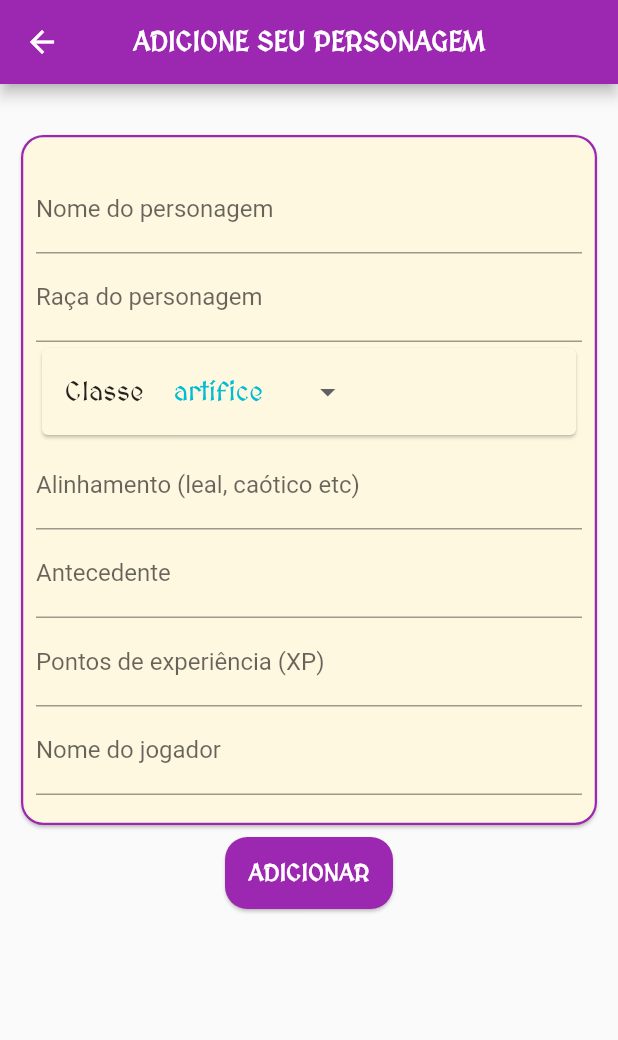
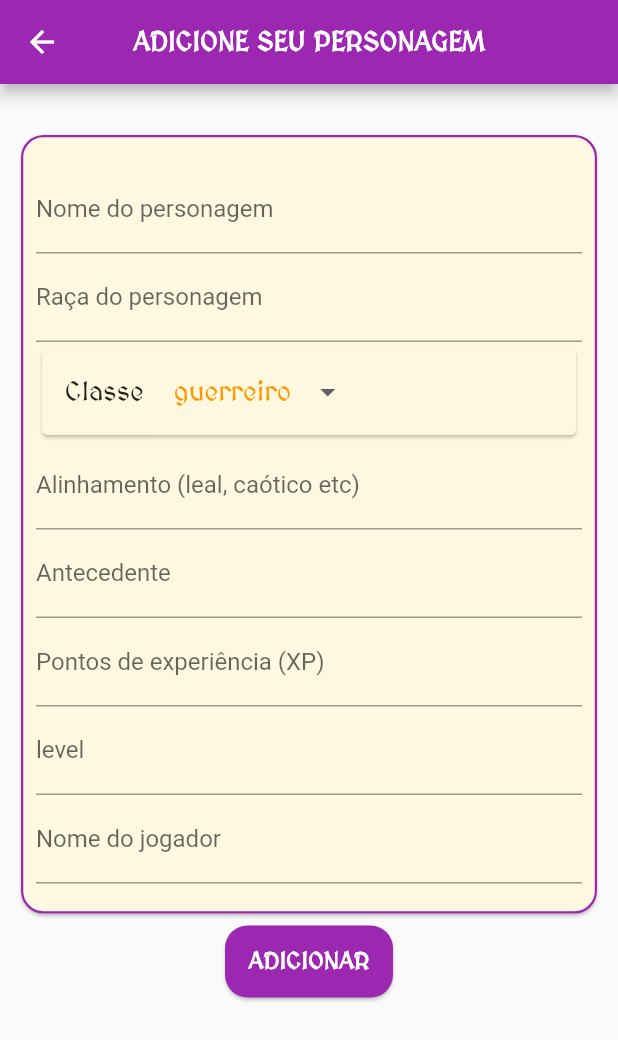
Before and after one commit to PauloRob8/book_of_argus_app, a Flutter app: the AddCharPage screen opened by its route, on a phone screen of 412 x 824 dp. Shown: the top 1040 px of the screen. Run offline on Flutter 3.47's test engine with Material 2 defaults, Android fonts, the phone set to English and light mode, and no system bars; our stand-ins replace bloc, cloud_firestore, equatable, firebase_auth, firebase_core, flutter_bloc and 3 more; accounts and stored records are empty; Roboto replaces fonts that are missing (NanumGothicCoding).

```diff
--- a/lib/cubits/characters/add_characters/add_characters_state.dart
+++ b/lib/cubits/characters/add_characters/add_characters_state.dart
@@ -6,6 +6,7 @@ enum AddCharactersError {
   emptyAligment,
   emptyBackground,
   emptyXP,
+  emptyLvl,
   emptyPlayerName,
 }
 
--- a/lib/cubits/characters/characters_cubit.dart
+++ b/lib/cubits/characters/characters_cubit.dart
@@ -16,9 +16,11 @@ class CharactersCubit extends Cubit<CharactersState> {
 
     final charsModel = charsData.docs
         .map(
-          (data) => PlayerData.fromMap(data.data()['player_data']),
+          (data) => PlayerData.fromFirebaseCollection(data),
         )
         .toList();
+
+    charsModel.sort(((a, b) => a.name.compareTo(b.name)));
 
     emit(CharactersState.fecthed(chars: charsModel));
   }
--- /dev/null
+++ b/lib/cubits/status/player_status.dart
@@ -0,0 +1,2 @@
+export 'player_status_cubit.dart';
+export 'player_status_state.dart';
--- a/lib/main.dart
+++ b/lib/main.dart
@@ -1,6 +1,6 @@
 import 'package:book_of_argus/cubits/login/login.dart';
 import 'package:book_of_argus/firebase_options.dart';
-import 'package:book_of_argus/pages/main_page.dart';
+import 'package:book_of_argus/pages/login/login_page.dart';
 import 'package:book_of_argus/routes/routes.dart';
 import 'package:book_of_argus/services/auth_service.dart';
 import 'package:firebase_core/firebase_core.dart';
@@ -45,7 +45,7 @@ class MyApp extends StatelessWidget {
             user != null ? Routes.charactersPageRoute : Routes.loginRoute,
         routes: Routes.allMapped,
         debugShowCheckedModeBanner: false,
-        home: const MainPage(),
+        home: const LoginPage(),
       ),
     );
   }
--- a/lib/models/player_data.dart
+++ b/lib/models/player_data.dart
@@ -1,42 +1,84 @@
+import 'package:cloud_firestore/cloud_firestore.dart';
+
 class PlayerData {
+  final String id;
   final String name;
   final String race;
   final String charClass;
   final String aligment;
   final String background;
-  final double xp;
+  final int xp;
+  final int lvl;
   final String playerName;
 
   PlayerData({
+    required this.id,
     required this.name,
     required this.race,
     required this.charClass,
     required this.aligment,
     required this.background,
     required this.xp,
+    required this.lvl,
     required this.playerName,
   });
 
-  static PlayerData fromMap(Map<String, dynamic> data) {
+  static get artificer => 'artífice';
+  static get barbarian => 'bárbaro';
+  static get bard => 'bardo';
+  static get warlock => 'bruxo';
+  static get cleric => 'clérigo';
+  static get druid => 'druida';
+  static get sorcerer => 'feiticeiro';
+  static get warrior => 'guerreiro';
+  static get rogue => 'ladino';
+  static get mage => 'mago';
+  static get monk => 'monge';
+  static get ranger => 'patrulheiro';
+  static get paladin => 'paladino';
+
+  static PlayerData fromFirebaseCollection(
+    QueryDocumentSnapshot<Map<String, dynamic>> data,
+  ) {
+    final playerData = data.data()['player_data'];
     return PlayerData(
+      id: data.id,
+      name: playerData['name'],
+      race: playerData['race'],
+      charClass: playerData['class'],
+      aligment: playerData['aligment'],
+      background: playerData['background'],
+      lvl: playerData['lvl'],
+      xp: playerData['xp'],
+      playerName: playerData['playerName'],
+    );
+  }
+
+  static PlayerData fromMap(
+    Map<String, dynamic> data,
+  ) =>
+      PlayerData(
+        id: data['id'],
         name: data['name'],
         race: data['race'],
         charClass: data['class'],
         aligment: data['aligment'],
         background: data['background'],
+        lvl: data['lvl'],
         xp: data['xp'],
         playerName: data['playerName'],
       );
-  }
 
   Map<String, dynamic> toMap() {
     return {
+      'id': id,
       'name': name,
       'race': race,
       'class': charClass,
       'aligment': aligment,
       'background': background,
       'xp': xp,
+      'lvl': lvl,
       'playerName': playerName,
     };
   }
--- a/lib/pages/characters/add_character_page.dart
+++ b/lib/pages/characters/add_character_page.dart
@@ -1,5 +1,6 @@
 import 'package:book_of_argus/cubits/characters/add_characters/add_characters_state.dart';
 import 'package:book_of_argus/cubits/characters/add_characters/add_charactes_cubit.dart';
+import 'package:book_of_argus/models/player_data.dart';
 import 'package:book_of_argus/widgets/button_medium.dart';
 import 'package:flutter/material.dart';
 import 'package:flutter_bloc/flutter_bloc.dart';
@@ -23,6 +24,7 @@ class _AddCharPageState extends State<AddCharPage> {
   late final TextEditingController _backgroundController;
   late final TextEditingController _playerNameController;
   late final TextEditingController _xpController;
+  late final TextEditingController _lvlController;
 
   late final FocusNode _nameFocusNode;
   late final FocusNode _raceFocusNode;
@@ -30,15 +32,17 @@ class _AddCharPageState extends State<AddCharPage> {
   late final FocusNode _backgroundFocusNode;
   late final FocusNode _playerNameFocusNode;
   late final FocusNode _xpFocusNode;
+  late final FocusNode _lvlFocusNode;
 
   String? _nameErrorText;
   String? _raceErrorText;
   String? _aligmentErrorText;
   String? _backgroundErrorText;
   String? _xpErrorText;
+  String? _lvlErrorText;
   String? _playerNameErrorText;
 
-  String _selectedClass = 'artífice';
+  String _selectedClass = PlayerData.warrior;
   final _defaultFieldErrorText = 'O campo ta vazio doidão!';
 
   AddCharactersCubit get cubit => context.read<AddCharactersCubit>();
@@ -53,6 +57,7 @@ class _AddCharPageState extends State<AddCharPage> {
     _backgroundController = TextEditingController();
     _playerNameController = TextEditingController();
     _xpController = TextEditingController();
+    _lvlController = TextEditingController();
 
     _nameFocusNode = FocusNode();
     _raceFocusNode = FocusNode();
@@ -60,6 +65,7 @@ class _AddCharPageState extends State<AddCharPage> {
     _backgroundFocusNode = FocusNode();
     _playerNameFocusNode = FocusNode();
     _xpFocusNode = FocusNode();
+    _lvlFocusNode = FocusNode();
   }
 
   @override
@@ -112,6 +118,11 @@ class _AddCharPageState extends State<AddCharPage> {
     } else {
       _xpErrorText = null;
     }
+    if (state.errorsType.contains(AddCharactersError.emptyLvl)) {
+      _lvlErrorText = _defaultFieldErrorText;
+    } else {
+      _lvlErrorText = null;
+    }
     if (state.errorsType.contains(AddCharactersError.emptyPlayerName)) {
       _playerNameErrorText = _defaultFieldErrorText;
     } else {
@@ -143,6 +154,7 @@ class _AddCharPageState extends State<AddCharPage> {
                   aligment: _aligmentController.text,
                   background: _backgroundController.text,
                   xp: _xpController.text,
+                  lvl: _lvlController.text,
                   playerName: _playerNameController.text,
                 ),
               ),
@@ -238,6 +250,22 @@ class _AddCharPageState extends State<AddCharPage> {
                 ),
               ),
               TextFormField(
+                controller: _lvlController,
+                focusNode: _lvlFocusNode,
+                keyboardType: TextInputType.number,
+                maxLength: 2,
+                decoration: InputDecoration(
+                  label: const Text(
+                    'level',
+                    style: TextStyle(
+                      fontFamily: 'NanumGothicCoding',
+                    ),
+                  ),
+                  counterText: '',
+                  errorText: _lvlErrorText,
+                ),
+              ),
+              TextFormField(
                 controller: _playerNameController,
                 focusNode: _playerNameFocusNode,
                 keyboardType: TextInputType.name,
@@ -297,119 +325,119 @@ class _AddCharPageState extends State<AddCharPage> {
       );
 
   List<DropdownMenuItem<String>> _makeClasses() => [
-        const DropdownMenuItem<String>(
-          value: 'artífice',
+        DropdownMenuItem<String>(
+          value: PlayerData.artificer,
           child: Text(
-            'artífice',
-            style: TextStyle(
+            PlayerData.artificer,
+            style: const TextStyle(
               color: Colors.cyan,
             ),
           ),
         ),
         DropdownMenuItem<String>(
-          value: 'bárbaro',
+          value: PlayerData.barbarian,
           child: Text(
-            'bárbaro',
+            PlayerData.barbarian,
             style: TextStyle(
               color: Colors.red[900],
             ),
           ),
         ),
-        const DropdownMenuItem<String>(
-          value: 'bardo',
+        DropdownMenuItem<String>(
+          value: PlayerData.bard,
           child: Text(
-            'bardo',
-            style: TextStyle(
+            PlayerData.bard,
+            style: const TextStyle(
               color: Colors.purple,
             ),
           ),
         ),
         DropdownMenuItem<String>(
-          value: 'bruxo',
+          value: PlayerData.warlock,
           child: Text(
-            'bruxo',
+            PlayerData.warlock,
             style: TextStyle(
               color: Colors.purple[900],
             ),
           ),
         ),
-        const DropdownMenuItem<String>(
-          value: 'clérigo',
+        DropdownMenuItem<String>(
+          value: PlayerData.cleric,
           child: Text(
-            'clérigo',
-            style: TextStyle(
+            PlayerData.cleric,
+            style: const TextStyle(
               color: Color.fromARGB(255, 185, 168, 18),
             ),
           ),
         ),
         DropdownMenuItem<String>(
-          value: 'druida',
+          value: PlayerData.druid,
           child: Text(
-            'druida',
+            PlayerData.druid,
             style: TextStyle(
               color: Colors.green[800],
             ),
           ),
         ),
         DropdownMenuItem<String>(
-          value: 'feiticeiro',
+          value: PlayerData.sorcerer,
           child: Text(
-            'feiticeiro',
+            PlayerData.sorcerer,
             style: TextStyle(
               color: Colors.red[600],
             ),
           ),
         ),
-        const DropdownMenuItem<String>(
-          value: 'guerreiro',
+        DropdownMenuItem<String>(
+          value: PlayerData.warrior,
           child: Text(
-            'guerreiro',
-            style: TextStyle(
+            PlayerData.warrior,
+            style: const TextStyle(
               color: Colors.orange,
             ),
           ),
         ),
-        const DropdownMenuItem<String>(
-          value: 'ladino',
+        DropdownMenuItem<String>(
+          value: PlayerData.rogue,
           child: Text(
-            'ladino',
-            style: TextStyle(
+            PlayerData.rogue,
+            style: const TextStyle(
               color: Colors.black54,
             ),
           ),
         ),
         DropdownMenuItem<String>(
-          value: 'mago',
+          value: PlayerData.mage,
           child: Text(
-            'mago',
+            PlayerData.mage,
             style: TextStyle(
               color: Colors.blue[900],
             ),
           ),
         ),
-        const DropdownMenuItem<String>(
-          value: 'monge',
+        DropdownMenuItem<String>(
+          value: PlayerData.monk,
           child: Text(
-            'monge',
-            style: TextStyle(
+            PlayerData.monk,
+            style: const TextStyle(
               color: Colors.brown,
             ),
           ),
         ),
-        const DropdownMenuItem<String>(
-          value: 'patrulheiro',
+        DropdownMenuItem<String>(
+          value: PlayerData.ranger,
           child: Text(
-            'patrulheiro',
-            style: TextStyle(
+            PlayerData.ranger,
+            style: const TextStyle(
               color: Colors.green,
             ),
           ),
         ),
-        const DropdownMenuItem<String>(
-          value: 'paladino',
+        DropdownMenuItem<String>(
+          value: PlayerData.paladin,
           child: Text(
-            'paladino',
-            style: TextStyle(
+            PlayerData.paladin,
+            style: const TextStyle(
               color: Colors.blueAccent,
             ),
           ),
--- a/pubspec.yaml
+++ b/pubspec.yaml
@@ -14,6 +14,7 @@ dependencies:
     sdk: flutter
 
   shared_preferences: ^2.0.15
+  uuid: ^3.0.7
 
   # State Management
   bloc: ^8.1.0
```
Also changed, not shown: lib/cubits/characters/add_characters/add_charactes_cubit.dart (+10 -2 lines), lib/cubits/status/player_status_cubit.dart (added, +37 -0 lines), lib/cubits/status/player_status_state.dart (added, +31 -0 lines), lib/pages/characters/characters_page.dart (+15 -8 lines), lib/pages/characters/widgets/character_card_widget.dart (added, +272 -0 lines), lib/pages/main_page.dart (+20 -5 lines), lib/pages/status/player_status_page.dart (+37 -7 lines), lib/routes/screen_arguments.dart (added, +11 -0 lines), pubspec.lock. Lines whose indentation alone changed are shown as unchanged.
